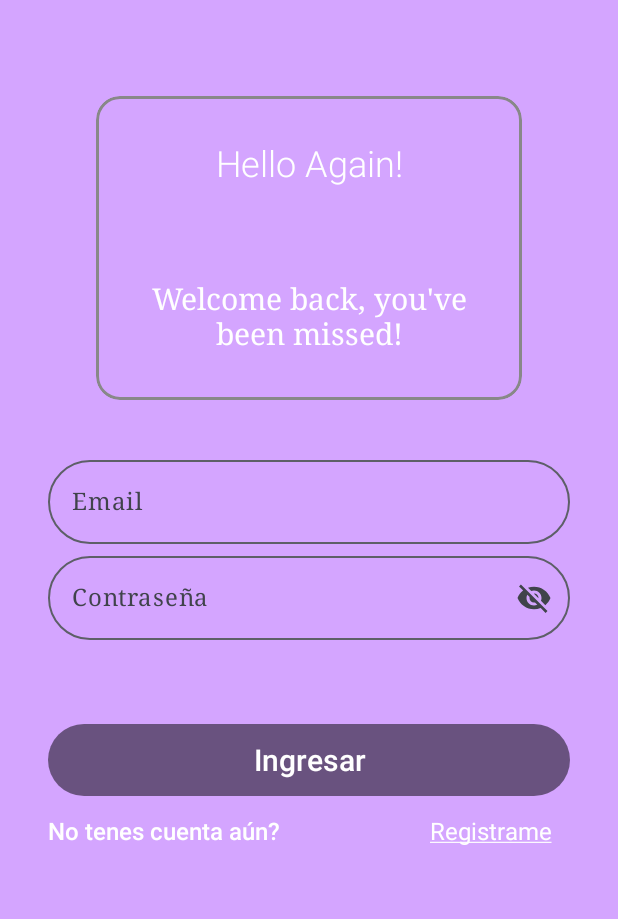
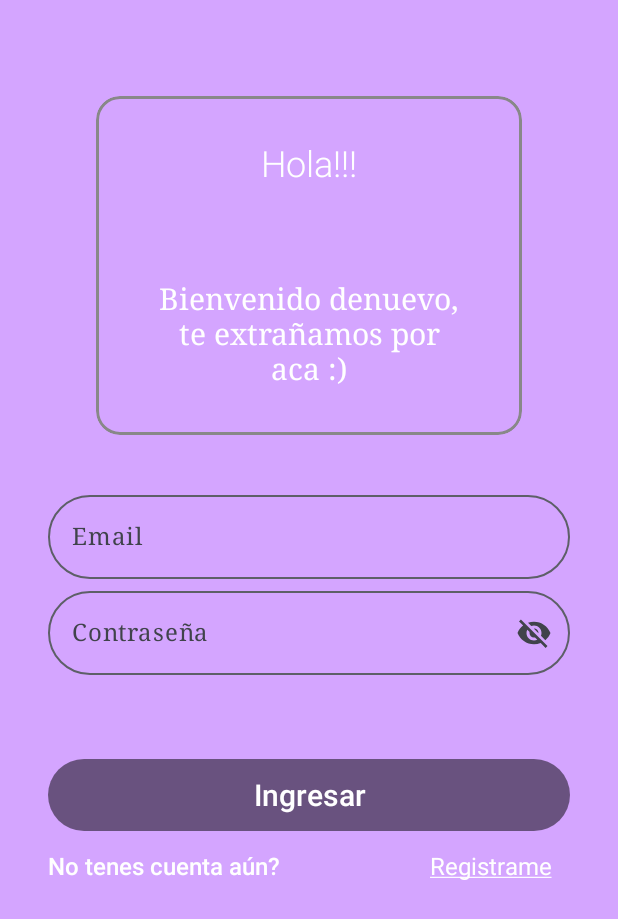
Before and after one commit to Cglassm/android-challenge-1, an Android app built with Jetpack Compose: the LoginScreen screen opened through its navigation route, on a phone screen of 412 x 824 dp. Shown: the top 919 px of the screen. Run offline under Robolectric (Android 15) with nearby library versions, the phone set to English and light mode, and no system bars.

Commit message:
Fix date and language

```diff
--- a/app/src/main/java/com/example/android_challenge_1/auth/login_screen.kt
+++ b/app/src/main/java/com/example/android_challenge_1/auth/login_screen.kt
@@ -72,7 +72,7 @@ fun LoginScreen(onLoginSuccess: (String) -> Unit, onRegisterPressed: () -> Unit)
                 ) {
                     Column() {
                         Text(
-                            text = "Hello Again!",
+                            text = "Hola!!!",
                             modifier = modifier,
                             style = TextStyle(
                                 color = Color.White,
@@ -82,7 +82,7 @@ fun LoginScreen(onLoginSuccess: (String) -> Unit, onRegisterPressed: () -> Unit)
                             )
                         )
                         Text(
-                            text = "Welcome back, you've been missed!",
+                            text = "Bienvenido denuevo, te extrañamos por aca :)",
                             modifier = modifier,
                             style = TextStyle(
                                 color = Color.White,
--- a/app/src/main/java/com/example/android_challenge_1/note/note_items_list.kt
+++ b/app/src/main/java/com/example/android_challenge_1/note/note_items_list.kt
@@ -24,7 +24,7 @@ fun NoteItemsList(items: MutableState<List<String>>) {
     Column(
         modifier = Modifier
             .fillMaxWidth()
-            .padding(16.dp),
+           ,
         verticalArrangement = Arrangement.spacedBy(8.dp)
     ) {
         items.value.forEachIndexed { index, item ->
```
Also changed, not shown: app/src/main/java/com/example/android_challenge_1/navigation/bottom_nav_bar.kt (+4 -4 lines), app/src/main/java/com/example/android_challenge_1/note/create_note_screen.kt (+10 -3 lines).
